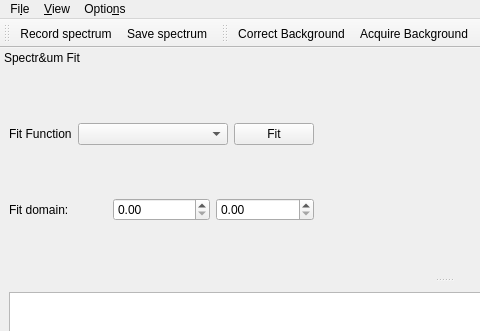
This is gui/spectrometer/ui_spectrometer.ui in Ulm-IQO/qudi as Qt 5 draws it before an edit; both pictures show x 0 to 480 and y 0 to 331 of the 888 by 780 pixel window. The edited form follows.
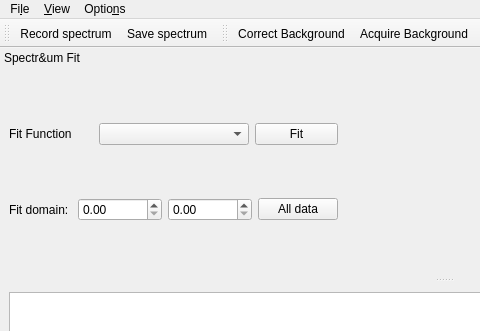
This is the edited form. Icons and pictures are not drawn. Custom widgets are drawn as their Qt base class.

Commit message: Added ability to rapidly reset fit domain to be the full domain of the spectrum data.

Diff of the .ui file:
```diff
--- a/gui/spectrometer/ui_spectrometer.ui
+++ b/gui/spectrometer/ui_spectrometer.ui
@@ -170,6 +170,13 @@
            </property>
           </widget>
          </item>
+         <item>
+          <widget class="QPushButton" name="fit_domain_all_data_pushButton">
+           <property name="text">
+            <string>All data</string>
+           </property>
+          </widget>
+         </item>
         </layout>
        </item>
       </layout>
```
Left out of the diff: 2 changed lines with no effect on the pictures. The commit also changes 2 other files.
